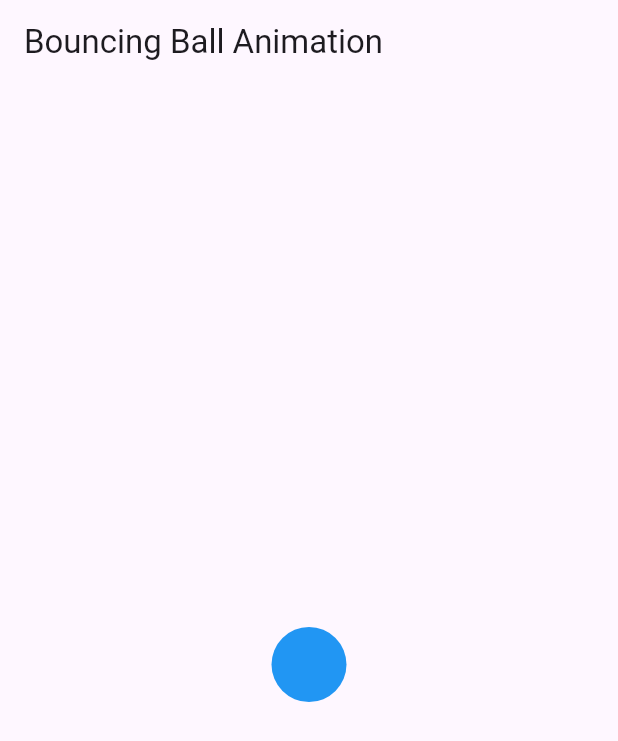
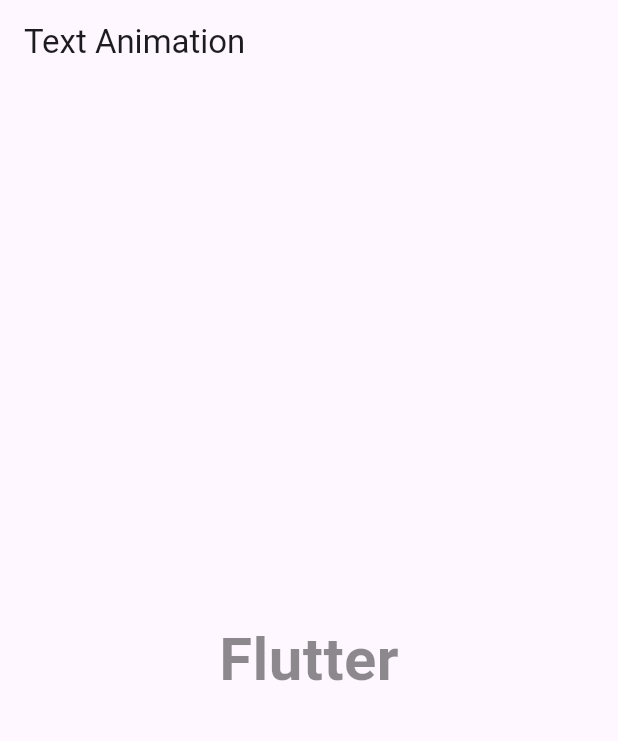
Before and after one commit to Telesphore-Uwabera/animation_demo, a Flutter app: the screen it shows after launch, on a phone screen of 412 x 824 dp. Shown: the top 741 px of the screen. Run offline on Flutter 3.47's test engine with Material 3 defaults, Android fonts, the phone set to English and light mode, and no system bars.

Commit message:
Text animation

```diff
--- a/lib/main.dart
+++ b/lib/main.dart
@@ -1,42 +1,55 @@
 import 'package:flutter/material.dart';
 
 void main() {
-  runApp(BouncingBallApp());
+  runApp(MyApp());
 }
 
-class BouncingBallApp extends StatelessWidget {
+class MyApp extends StatelessWidget {
   @override
   Widget build(BuildContext context) {
     return MaterialApp(
-      home: Scaffold(
-        appBar: AppBar(title: Text('Bouncing Ball Animation')),
-        body: BouncingBall(),
+      title: 'Flutter Text Animation',
+      theme: ThemeData(
+        primarySwatch: Colors.blue,
       ),
+      home: TextAnimationScreen(),
     );
   }
 }
 
-class BouncingBall extends StatefulWidget {
+class TextAnimationScreen extends StatefulWidget {
   @override
-  _BouncingBallState createState() => _BouncingBallState();
+  _TextAnimationScreenState createState() => _TextAnimationScreenState();
 }
 
-class _BouncingBallState extends State<BouncingBall> with SingleTickerProviderStateMixin {
+class _TextAnimationScreenState extends State<TextAnimationScreen> with SingleTickerProviderStateMixin {
   late AnimationController _controller;
   late Animation<double> _animation;
+  final List<String> _words = ['Hello!', 'Welcome', 'To', 'Flutter', 'App', 'That', 'Allows', 'Animation'];
+  int _currentIndex = 0;
 
   @override
   void initState() {
     super.initState();
     _controller = AnimationController(
-      duration: const Duration(seconds: 2),
+      duration: const Duration(seconds: 1),
       vsync: this,
-    )..repeat(reverse: true);
+    );
 
-    _animation = Tween<double>(begin: 0, end: 300).animate(CurvedAnimation(
-      parent: _controller,
-      curve: Curves.easeInOut,
-    ));
+    _animation = CurvedAnimation(parent: _controller, curve: Curves.easeInOut);
+
+    _controller.addStatusListener((status) {
+      if (status == AnimationStatus.completed) {
+        setState(() {
+          _currentIndex = (_currentIndex + 1) % _words.length;
+        });
+        _controller.reverse();
+      } else if (status == AnimationStatus.dismissed) {
+        _controller.forward();
+      }
+    });
+
+    _controller.forward();
   }
 
   @override
@@ -47,20 +60,18 @@ class _BouncingBallState extends State<BouncingBall> with SingleTickerProviderSt
 
   @override
   Widget build(BuildContext context) {
-    return Center(
-      child: AnimatedBuilder(
-        animation: _animation,
-        builder: (context, child) {
-          return Container(
-            margin: EdgeInsets.only(top: _animation.value),
-            width: 50,
-            height: 50,
-            decoration: BoxDecoration(
-              color: Colors.blue,
-              shape: BoxShape.circle,
-            ),
-          );
-        },
+    return Scaffold(
+      appBar: AppBar(
+        title: Text('Text Animation'),
+      ),
+      body: Center(
+        child: FadeTransition(
+          opacity: _animation,
+          child: Text(
+            _words[_currentIndex],
+            style: TextStyle(fontSize: 40, fontWeight: FontWeight.bold),
+          ),
+        ),
       ),
     );
   }
```
